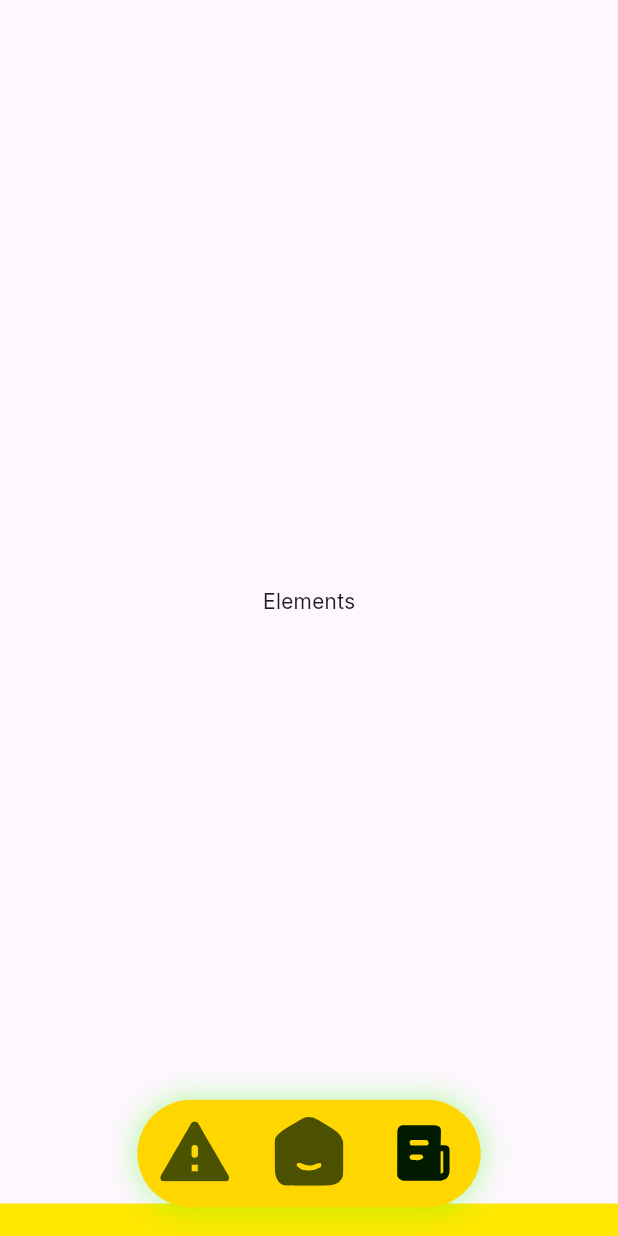
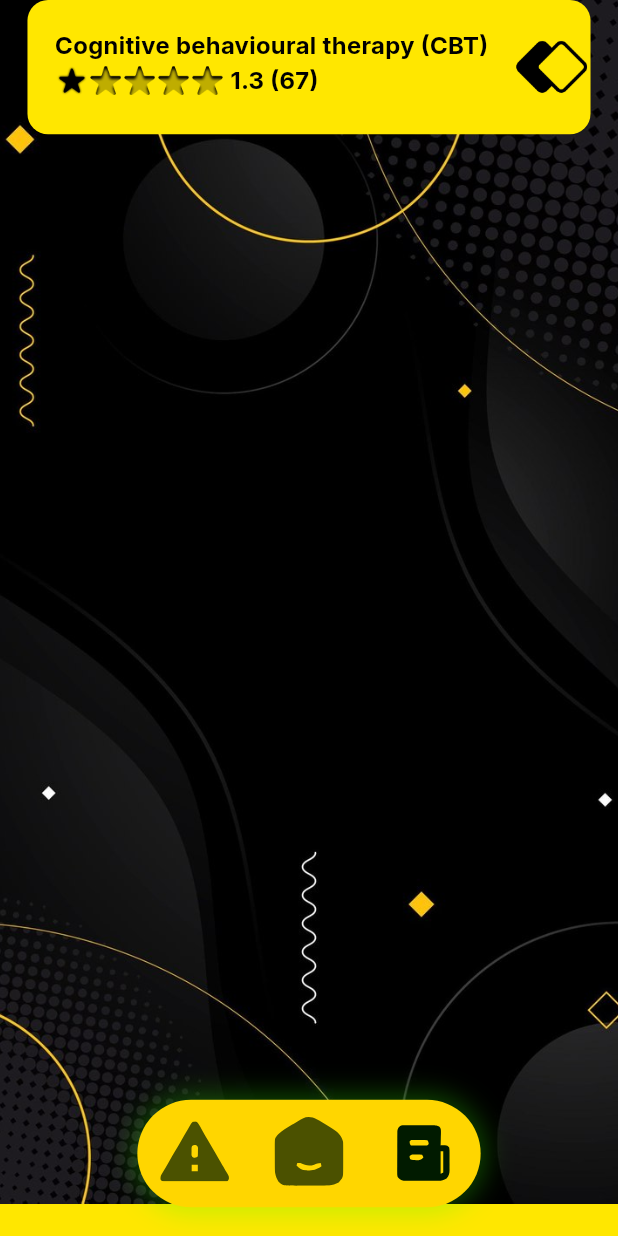
Before and after one commit to ibrahimsiam25/betfair, a Flutter app: the screen it shows after launch, item 3 of the bottom bar chosen, on a phone screen of 412 x 824 dp. Run offline on Flutter 3.47's test engine with Material 3 defaults, Android fonts, the phone set to English and light mode, and no system bars; drawn by our look-alikes of persistent_bottom_nav_bar; our stand-ins replace flutter_screenutil, flutter_svg, go_router, shared_preferences.

Commit message:
Add Star and Back Button Assets and Update Mingcute View
- Added new image assets: `Star.png`, `StarEmpty.png`, and `bi_back.png`.
- Updated `app_assets.dart` to include constants for the new image assets.
- Modified `bottom_nav_bar.dart` to replace the placeholder "Elements" view with the `MingcuteView`.
- Created `mingcute_view.dart` and `mingcute_view_body.dart` to implement the new Mingcute view, which includes a rating display using the new star assets and a back button using the `bi_back.png` asset.
- Updated `pubspec.yaml` and `pubspec.lock` to include the `flutter_bloc` package and its dependencies.

```diff
--- a/lib/core/constants/app_assets.dart
+++ b/lib/core/constants/app_assets.dart
@@ -5,6 +5,10 @@ class Assets {
   /// Assets for imagesBackground
   /// assets/images/background.png
   static const String imagesBackground = "assets/images/background.png";
+
+  /// Assets for imagesBiBack
+  /// assets/images/bi_back.png
+  static const String imagesBiBack = "assets/images/bi_back.png";
 
   /// Assets for imagesButton
   /// assets/images/button.png
@@ -34,6 +38,14 @@ class Assets {
   /// assets/images/onBoarding_2.png
   static const String imagesOnBoarding2 = "assets/images/onBoarding_2.png";
 
+  /// Assets for imagesStar
+  /// assets/images/Star.png
+  static const String imagesStar = "assets/images/Star.png";
+
+  /// Assets for imagesStarEmpty
+  /// assets/images/StarEmpty.png
+  static const String imagesStarEmpty = "assets/images/StarEmpty.png";
+
   /// Assets for imagesYellowBackground
   /// assets/images/yellowBackground.png
   static const String imagesYellowBackground = "assets/images/yellowBackground.png";
--- a/lib/features/home/views/bottom_nav_bar.dart
+++ b/lib/features/home/views/bottom_nav_bar.dart
@@ -1,4 +1,5 @@
 import 'package:betfair/features/home/views/home_view.dart';
+import 'package:betfair/features/mingcute/views/mingcute_view.dart';
 import 'package:flutter/material.dart';
 import 'package:flutter_screenutil/flutter_screenutil.dart';
 import 'package:flutter_svg/svg.dart';
@@ -40,11 +41,7 @@ class _BottomNavigationBarControllerState
         ),
       ),
       const HomeView(),
-      const Scaffold(
-        body: Center(
-          child: Text('Elements'),
-        ),
-      ),
+      const MingcuteView()
     ];
   }
 
--- /dev/null
+++ b/lib/features/mingcute/views/mingcute_view.dart
@@ -0,0 +1,17 @@
+import 'package:betfair/core/widgets/custom_scaffold.dart';
+import 'package:flutter/material.dart';
+
+import '../widgets/mingcute_view_body.dart';
+
+class MingcuteView extends StatelessWidget {
+  const MingcuteView({super.key});
+
+  @override
+  Widget build(BuildContext context) {
+    return const CustomScaffold(
+      body: SafeArea(
+        child: MingcuteViewBody(),
+        ),
+        );
+  }
+}
--- /dev/null
+++ b/lib/features/mingcute/widgets/mingcute_view_body.dart
@@ -0,0 +1,93 @@
+import 'package:betfair/core/constants/app_assets.dart';
+import 'package:betfair/core/theme/app_colors.dart';
+import 'package:betfair/core/theme/app_text_styles.dart';
+import 'package:flutter/material.dart';
+import 'package:flutter_screenutil/flutter_screenutil.dart';
+import 'dart:math';
+
+class MingcuteViewBody extends StatefulWidget {
+  final double rating;
+  final int totalStars;
+
+  const MingcuteViewBody({
+    Key? key,
+    this.rating = 1.3,
+    this.totalStars = 5,
+  }) : super(key: key);
+
+  @override
+  State<MingcuteViewBody> createState() => _MingcuteViewBodyState();
+}
+
+class _MingcuteViewBodyState extends State<MingcuteViewBody> {
+  List<Widget> _buildStars() {
+    int filledStars = widget.rating.floor();
+    int emptyStars = max(widget.totalStars - filledStars, 0);
+
+    return List<Widget>.generate(filledStars, (index) => _buildStar(isFilled: true))
+      ..addAll(List<Widget>.generate(emptyStars, (index) => _buildStar(isFilled: false)));
+  }
+
+  Widget _buildStar({required bool isFilled}) {
+    return Padding(
+      padding: const EdgeInsets.symmetric(horizontal: 1),
+      child: Image.asset(
+        width: 18.w,
+        height: 18.h,
+        isFilled ? Assets.imagesStar : Assets.imagesStarEmpty,
+      ),
+    );
+  }
+
+  @override
+  Widget build(BuildContext context) {
+    return Padding(
+      padding: EdgeInsets.symmetric(horizontal: 16.w),
+      child: Column(
+        children: [
+          Container(
+            padding: EdgeInsets.only(left: 16.w, top: 16.h, bottom: 16.h),
+            width: double.infinity,
+            height: 75.h,
+            decoration: BoxDecoration(
+              borderRadius: BorderRadius.circular(12.r),
+              color: AppColors.primary,
+            ),
+            child: Row(
+              mainAxisAlignment: MainAxisAlignment.spaceBetween,
+              children: [
+                Column(
+                  crossAxisAlignment: CrossAxisAlignment.start,
+                  children: [
+                    Text(
+                      "Cognitive behavioural therapy (CBT)",
+                      style: AppTextStyles.fontBlackW700.copyWith(fontSize: 14.sp),
+                    ),
+                    Align(
+                      alignment: Alignment.centerLeft,
+                      child: Row(
+                        children: [
+                          ..._buildStars(),
+                          const SizedBox(width: 4),
+                          Text(
+                            "${widget.rating} (67)",
+                            style: AppTextStyles.fontBlackW700.copyWith(fontSize: 14.sp),
+                          ),
+                        ],
+                      ),
+                    ),
+                  ],
+                ),
+                GestureDetector(
+                  onTap: () {
+
+                  },
+                  child: Image.asset(Assets.imagesBiBack)),
+              ],
+            ),
+          ),
+        ],
+      ),
+    );
+  }
+}
--- a/pubspec.yaml
+++ b/pubspec.yaml
@@ -31,6 +31,7 @@ dependencies:
   cupertino_icons: ^1.0.8
   flutter:
     sdk: flutter
+  flutter_bloc: ^8.1.6
   flutter_screenutil: ^5.9.3
   flutter_svg: ^2.0.10+1
   go_router: ^14.3.0
```
Also changed, not shown: assets/images/Star.png (added), assets/images/StarEmpty.png (added), assets/images/bi_back.png (added), pubspec.lock.
